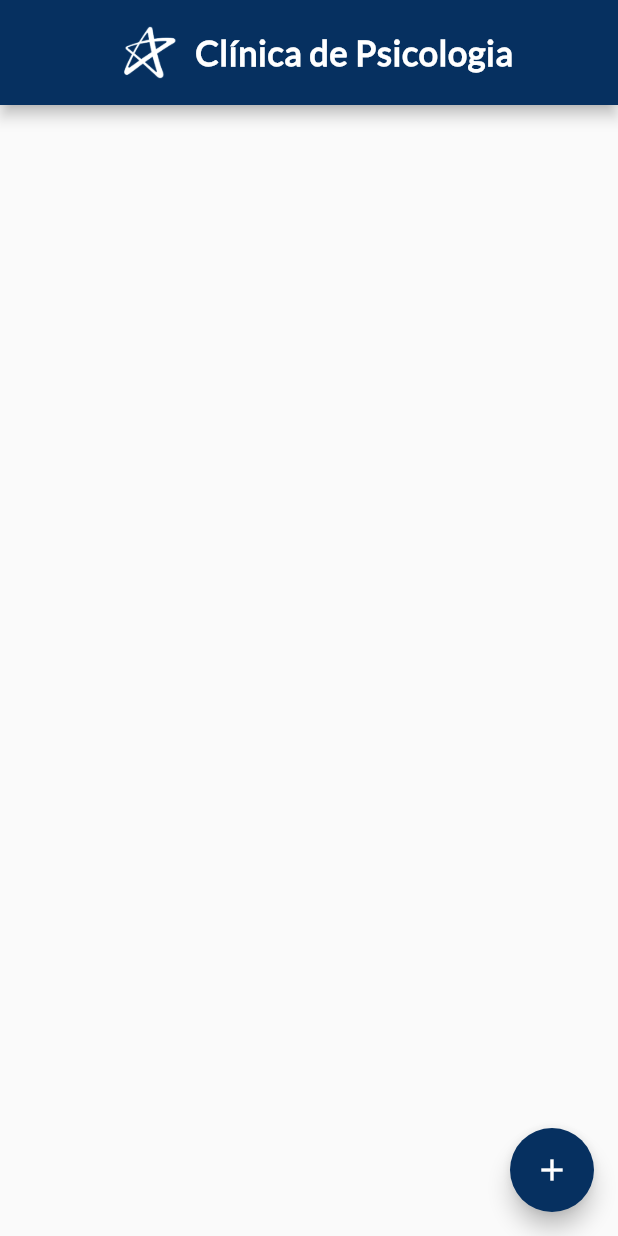
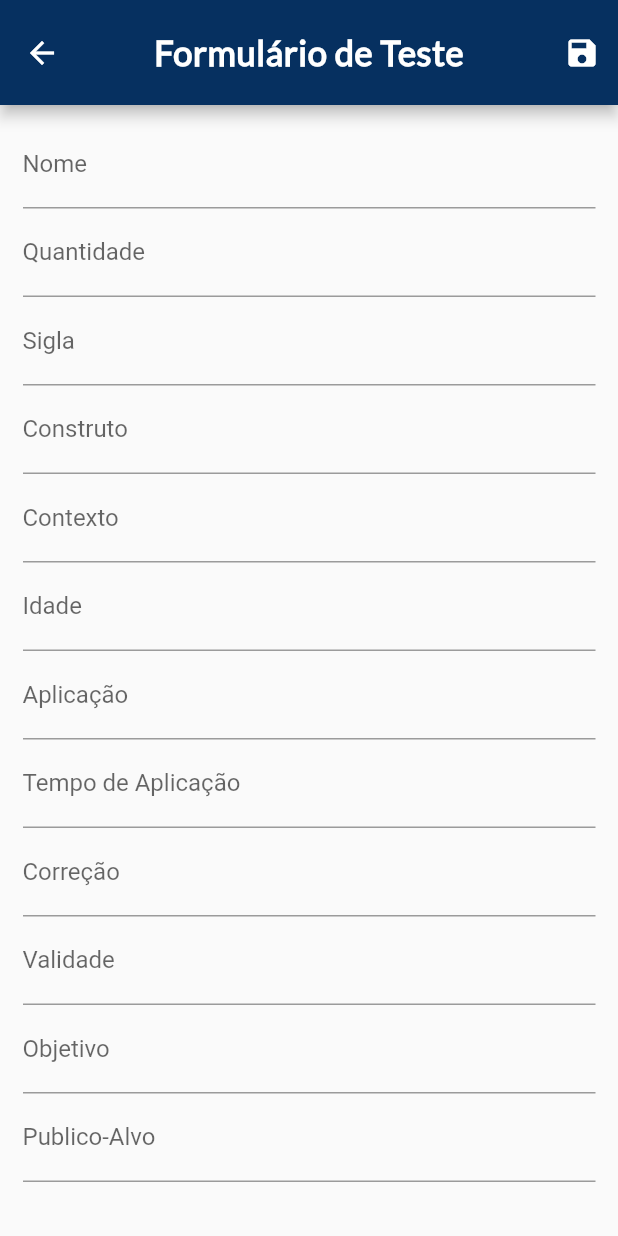
Before and after one commit to EduardaGarangau/trabalho-android, a Flutter app: the screen it shows after launch, after a tap on the "add" icon, on a phone screen of 412 x 824 dp. Run offline on Flutter 3.47's test engine with Material 2 defaults, Android fonts, the phone set to English and light mode, and no system bars; network calls fail.

Commit message:
Formulário criado

```diff
--- a/lib/main.dart
+++ b/lib/main.dart
@@ -1,6 +1,8 @@
+import 'package:clinica_up/screens/form_page.dart';
 import 'package:clinica_up/screens/home_page.dart';
 import 'package:clinica_up/screens/splash_screen.dart';
 import 'package:clinica_up/services/testes_service.dart';
+import 'package:clinica_up/utils/app_routes.dart';
 import 'package:flutter/material.dart';
 import 'package:provider/provider.dart';
 
@@ -21,6 +23,9 @@ class MyApp extends StatelessWidget {
         title: 'UP - Clinica de Psicologia',
         debugShowCheckedModeBanner: false,
         home: HomePage(),
+        routes: {
+          AppRoutes.FORM: (context) => FormPage(),
+        },
       ),
     );
   }
--- /dev/null
+++ b/lib/screens/form_page.dart
@@ -0,0 +1,328 @@
+import 'package:clinica_up/services/testes_service.dart';
+import 'package:flutter/material.dart';
+import 'package:provider/provider.dart';
+
+class FormPage extends StatefulWidget {
+  const FormPage({super.key});
+
+  @override
+  State<FormPage> createState() => _FormPageState();
+}
+
+class _FormPageState extends State<FormPage> {
+  final _formKey = GlobalKey<FormState>();
+  final _formData = Map<String, dynamic>();
+
+  void _submitForm() {
+    final isValid = _formKey.currentState?.validate() ?? false;
+
+    if (!isValid) {
+      return;
+    }
+
+    _formKey.currentState?.save();
+
+    Provider.of<TestesService>(context, listen: false).saveForm(_formData);
+    Navigator.of(context).pop();
+  }
+
+  @override
+  Widget build(BuildContext context) {
+    return Scaffold(
+      appBar: AppBar(
+        toolbarHeight: 70,
+        backgroundColor: const Color.fromRGBO(6, 48, 96, 1),
+        centerTitle: true,
+        title: const Text(
+          'Formulário de Teste',
+          style: TextStyle(
+            color: Colors.white,
+            fontFamily: 'Lato',
+            fontSize: 23,
+            letterSpacing: 0.4,
+            fontWeight: FontWeight.bold,
+          ),
+        ),
+        actions: [
+          IconButton(
+            icon: const Icon(Icons.save),
+            onPressed: _submitForm,
+          ),
+        ],
+      ),
+      body: Padding(
+        padding: const EdgeInsets.only(
+          top: 10,
+          left: 15,
+          right: 15,
+          bottom: 30,
+        ),
+        child: Form(
+          key: _formKey,
+          child: ListView(
+            children: [
+              TextFormField(
+                decoration: const InputDecoration(
+                  labelText: 'Nome',
+                ),
+                textInputAction: TextInputAction.next,
+                onSaved: (nome) => _formData['nome'] = nome ?? '',
+                validator: (nomeForm) {
+                  final nome = nomeForm ?? '';
+
+                  if (nome.trim().isEmpty) {
+                    return 'Nome é um campo obrigatório.';
+                  }
+
+                  return null;
+                },
+              ),
+              TextFormField(
+                decoration: const InputDecoration(
+                  labelText: 'Quantidade',
+                ),
+                keyboardType: const TextInputType.numberWithOptions(
+                  decimal: true,
+                ),
+                textInputAction: TextInputAction.next,
+                onSaved: (quant) =>
+                    _formData['quant'] = int.parse(quant ?? '0'),
+                validator: (quantForm) {
+                  final quantString = quantForm ?? '';
+                  final quant = int.tryParse(quantString) ?? 0;
+
+                  if (quant <= 0) {
+                    return 'Quantidade é um campo obrigatório.';
+                  }
+
+                  return null;
+                },
+              ),
+              TextFormField(
+                decoration: const InputDecoration(
+                  labelText: 'Sigla',
+                ),
+                textInputAction: TextInputAction.next,
+                onSaved: (sigla) => _formData['sigla'] = sigla ?? '',
+                validator: (siglaForm) {
+                  final sigla = siglaForm ?? '';
+
+                  if (sigla.trim().isEmpty) {
+                    return 'Sigla é um campo obrigatório.';
+                  }
+
+                  return null;
+                },
+              ),
+              TextFormField(
+                decoration: const InputDecoration(
+                  labelText: 'Construto',
+                ),
+                textInputAction: TextInputAction.next,
+                onSaved: (construto) =>
+                    _formData['construto'] = construto ?? '',
+                validator: (construtoForm) {
+                  final construto = construtoForm ?? '';
+
+                  if (construto.trim().isEmpty) {
+                    return 'Construto é um campo obrigatório.';
+                  }
+
+                  return null;
+                },
+              ),
+              TextFormField(
+                decoration: const InputDecoration(
+                  labelText: 'Contexto',
+                ),
+                textInputAction: TextInputAction.next,
+                onSaved: (contexto) => _formData['contexto'] = contexto ?? '',
+                validator: (contextoForm) {
+                  final contexto = contextoForm ?? '';
+
+                  if (contexto.trim().isEmpty) {
+                    return 'Contexto é um campo obrigatório.';
+                  }
+
+                  return null;
+                },
+              ),
+              TextFormField(
+                decoration: const InputDecoration(
+                  labelText: 'Idade',
+                ),
+                keyboardType: const TextInputType.numberWithOptions(
+                  decimal: true,
+                ),
+                textInputAction: TextInputAction.next,
+                onSaved: (idade) => _formData['idade'] = idade ?? '',
+                validator: (idadeForm) {
+                  final idade = idadeForm ?? '';
+
+                  if (idade.trim().isEmpty) {
+                    return 'Idade é um campo obrigatório.';
+                  }
+
+                  return null;
+                },
+              ),
+              TextFormField(
+                decoration: const InputDecoration(
+                  labelText: 'Aplicação',
+                ),
+                textInputAction: TextInputAction.next,
+                onSaved: (aplicacao) =>
+                    _formData['aplicacao'] = aplicacao ?? '',
+                validator: (aplicacaoForm) {
+                  final aplicacao = aplicacaoForm ?? '';
+
+                  if (aplicacao.trim().isEmpty) {
+                    return 'Aplicação é um campo obrigatório.';
+                  }
+
+                  return null;
+                },
+              ),
+              TextFormField(
+                decoration: const InputDecoration(
+                  labelText: 'Tempo de Aplicação',
+                ),
+                keyboardType: const TextInputType.numberWithOptions(
+                  decimal: true,
+                ),
+                textInputAction: TextInputAction.next,
+                onSaved: (tempo) => _formData['tempoDeAplicacao'] = tempo ?? '',
+                validator: (tempoForm) {
+                  final tempo = tempoForm ?? '';
+
+                  if (tempo.trim().isEmpty) {
+                    return 'Tempo de Aplicação é um campo obrigatório.';
+                  }
+
+                  return null;
+                },
+              ),
+              TextFormField(
+                decoration: const InputDecoration(
+                  labelText: 'Correção',
+                ),
+                textInputAction: TextInputAction.next,
+                onSaved: (correcao) => _formData['correcao'] = correcao ?? '',
+                validator: (correcaoForm) {
+                  final correcao = correcaoForm ?? '';
+
+                  if (correcao.trim().isEmpty) {
+                    return 'Correção é um campo obrigatório.';
+                  }
+
+                  return null;
+                },
+              ),
+              TextFormField(
+                decoration: const InputDecoration(
+                  labelText: 'Validade',
+                ),
+                textInputAction: TextInputAction.next,
+                onSaved: (validade) => _formData['validade'] = validade ?? '',
+                validator: (validadeForm) {
+                  final validade = validadeForm ?? '';
+
+                  if (validade.trim().isEmpty) {
+                    return 'Validade é um campo obrigatório.';
+                  }
+
+                  return null;
+                },
+              ),
+              TextFormField(
+                decoration: const InputDecoration(
+                  labelText: 'Objetivo',
+                ),
+                keyboardType: TextInputType.multiline,
+                textInputAction: TextInputAction.next,
+                onSaved: (objetivo) => _formData['objetivo'] = objetivo ?? '',
+                validator: (objetivoForm) {
+                  final objetivo = objetivoForm ?? '';
+
+                  if (objetivo.trim().isEmpty) {
+                    return 'Objetivo é um campo obrigatório.';
+                  }
+
+                  return null;
+                },
+              ),
+              TextFormField(
+                decoration: const InputDecoration(
+                  labelText: 'Publico-Alvo',
+                ),
+                textInputAction: TextInputAction.next,
+                onSaved: (publico) => _formData['publicoAlvo'] = publico ?? '',
+                validator: (publicoForm) {
+                  final publico = publicoForm ?? '';
+
+                  if (publico.trim().isEmpty) {
+                    return 'Publico-Alvo é um campo obrigatório.';
+                  }
+
+                  return null;
+                },
+              ),
+              TextFormField(
+                decoration: const InputDecoration(
+                  labelText: 'Descrição',
+                ),
+                textInputAction: TextInputAction.next,
+                keyboardType: TextInputType.multiline,
+                onSaved: (descricao) =>
+                    _formData['descricao'] = descricao ?? '',
+                validator: (descricaoForm) {
+                  final descricao = descricaoForm ?? '';
+
+                  if (descricao.trim().isEmpty) {
+                    return 'Descrição é um campo obrigatório.';
+                  }
+
+                  return null;
+                },
+              ),
+              TextFormField(
+                decoration: const InputDecoration(
+                  labelText: 'Itens',
+                ),
+                keyboardType: TextInputType.multiline,
+                textInputAction: TextInputAction.next,
+                onSaved: (itens) => _formData['itens'] = itens ?? '',
+                validator: (itensForm) {
+                  final itens = itensForm ?? '';
+
+                  if (itens.trim().isEmpty) {
+                    return 'Itens é um campo obrigatório.';
+                  }
+
+                  return null;
+                },
+              ),
+              TextFormField(
+                decoration: const InputDecoration(
+                  labelText: 'Profissionais Aplicantes',
+                ),
+                textInputAction: TextInputAction.next,
+                onSaved: (profissionais) =>
+                    _formData['profissionaisAplicantes'] = profissionais ?? '',
+                validator: (profissionaisForm) {
+                  final profissionais = profissionaisForm ?? '';
+
+                  if (profissionais.trim().isEmpty) {
+                    return 'Profissionais Aplicantes é um campo obrigatório.';
+                  }
+
+                  return null;
+                },
+              ),
+            ],
+          ),
+        ),
+      ),
+    );
+  }
+}
--- a/lib/screens/home_page.dart
+++ b/lib/screens/home_page.dart
@@ -1,5 +1,6 @@
 import 'package:clinica_up/models/teste_model.dart';
 import 'package:clinica_up/services/testes_service.dart';
+import 'package:clinica_up/utils/app_routes.dart';
 import 'package:flutter/material.dart';
 import 'package:provider/provider.dart';
 
@@ -12,8 +13,15 @@ class HomePage extends StatefulWidget {
 
 class _HomePageState extends State<HomePage> {
   @override
+  void initState() {
+    super.initState();
+    Provider.of<TestesService>(context, listen: false).getTestes();
+  }
+
+  @override
   Widget build(BuildContext context) {
     final service = Provider.of<TestesService>(context);
+    final lista = service.testes;
 
     return Scaffold(
       appBar: AppBar(
@@ -40,32 +48,18 @@ class _HomePageState extends State<HomePage> {
           ],
         ),
       ),
-      body: Container(),
+      body: ListView.builder(
+        itemCount: lista.length,
+        itemBuilder: (context, index) {
+          return Text(lista[index].nome);
+        },
+      ),
       floatingActionButton: FloatingActionButton(
         //Floating Button para adicionar teste
         child: const Icon(Icons.add),
         backgroundColor: const Color.fromRGBO(6, 48, 96, 1),
         onPressed: () {
-          final teste = Teste(
-            id: 'a1',
-            quant: 2,
-            nome: 'nome teste',
-            sigla: 'sigla teste',
-            construto: 'constructo teste',
-            contexto: 'contexto teste',
-            idade: 'idade teste',
-            aplicacao: 'aplicacao teste',
-            tempoDeAplicacao: 'tempo teste',
-            correcao: 'correcao teste',
-            validade: 'validade teste',
-            objetivo: 'objetivo teste',
-            publicoAlvo: 'publico teste',
-            descricao: 'descricao teste',
-            itens: 'itens teste',
-            profissionaisAplicantes: 'profissionais teste',
-          );
-
-          service.addTeste(teste);
+          Navigator.of(context).pushNamed(AppRoutes.FORM);
         },
       ),
     );
--- /dev/null
+++ b/lib/utils/app_routes.dart
@@ -0,0 +1,3 @@
+class AppRoutes {
+  static const FORM = '/form';
+}
```
Also changed, not shown: lib/components/teste_item.dart (added, +21 -0 lines), lib/services/testes_service.dart (+2 -18 lines).
